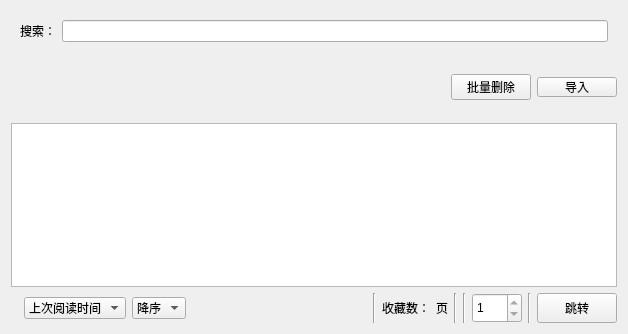
Before: the Qt Designer form ui/ui_local.ui in tonquer/JMComic-qt, drawn with Qt 5.
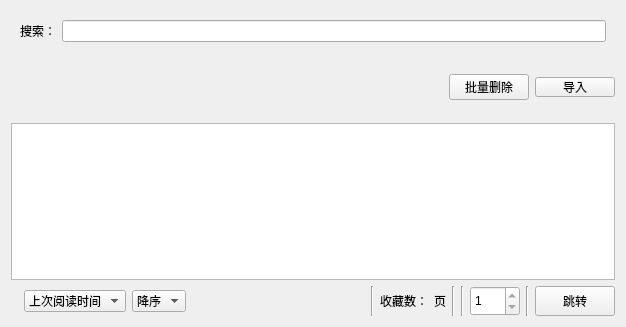
After: the same form once the commit is applied. Custom widgets are drawn as their Qt base class.

Patch:
```diff
--- a/ui/ui_local.ui
+++ b/ui/ui_local.ui
@@ -6,8 +6,8 @@
    <rect>
     <x>0</x>
     <y>0</y>
-    <width>628</width>
-    <height>334</height>
+    <width>626</width>
+    <height>327</height>
    </rect>
   </property>
   <property name="windowTitle">
```
